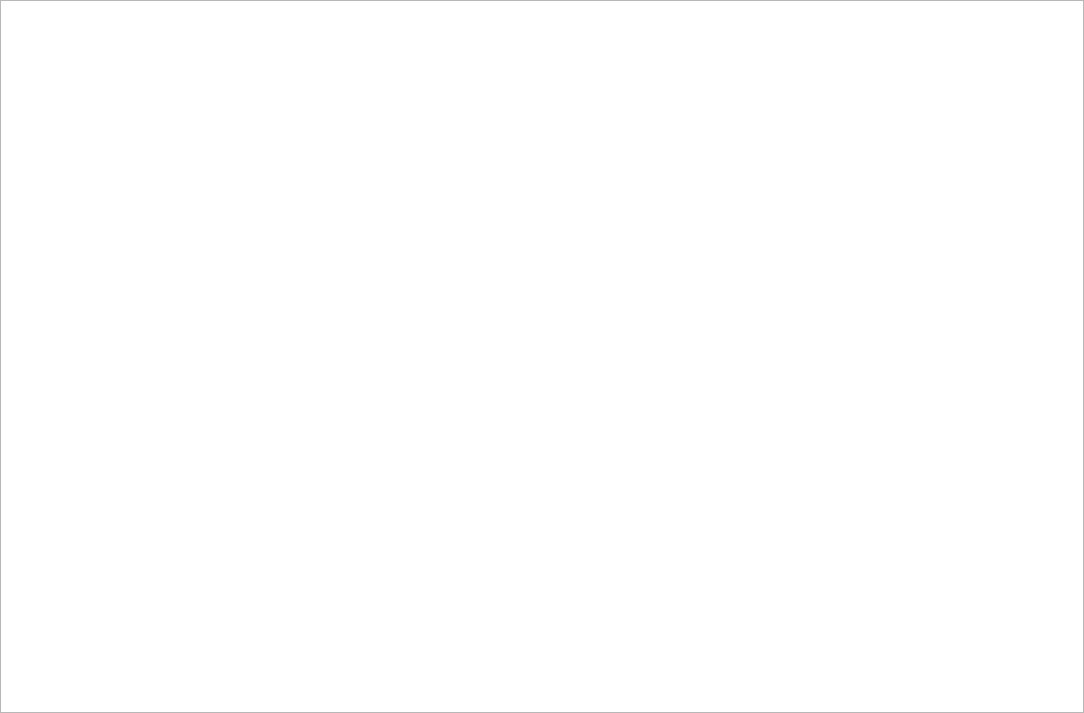
First picture: the form in Src/MatisseServer/ui/ExpertFormWidget.ui, repository IfremerUnderwater/Matisse, before the edit.
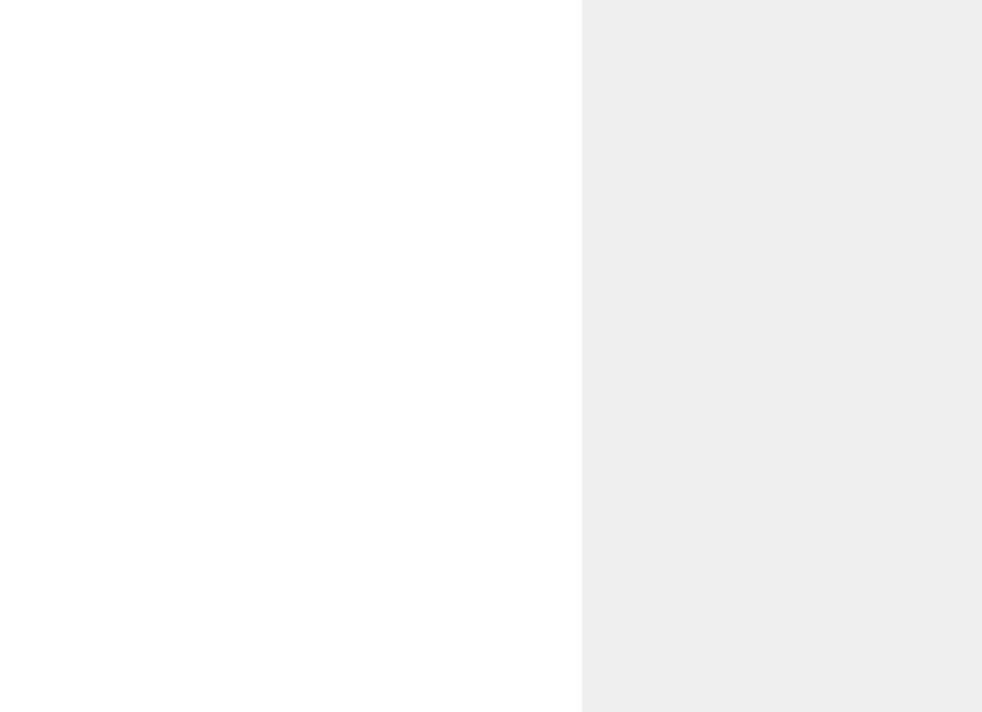
Second picture: the form after the edit.

The edit to the form file:
```diff
--- a/Src/MatisseServer/ui/ExpertFormWidget.ui
+++ b/Src/MatisseServer/ui/ExpertFormWidget.ui
@@ -6,16 +6,22 @@
    <rect>
     <x>0</x>
     <y>0</y>
-    <width>1084</width>
-    <height>713</height>
+    <width>982</width>
+    <height>712</height>
    </rect>
   </property>
   <property name="sizePolicy">
    <sizepolicy hsizetype="Expanding" vsizetype="Expanding">
-    <horstretch>4</horstretch>
+    <horstretch>0</horstretch>
     <verstretch>0</verstretch>
    </sizepolicy>
   </property>
+  <property name="minimumSize">
+   <size>
+    <width>580</width>
+    <height>710</height>
+   </size>
+  </property>
   <property name="sizeIncrement">
    <size>
     <width>0</width>
@@ -45,24 +51,22 @@
     <number>0</number>
    </property>
    <item row="0" column="0">
-    <widget class="QSplitter" name="splitter_2">
-     <property name="orientation">
-      <enum>Qt::Horizontal</enum>
-     </property>
-     <widget class="QWidget" name="verticalLayoutWidget">
-      <layout class="QVBoxLayout" name="verticalLayout_2">
+    <layout class="QHBoxLayout" name="horizontalLayout_2">
        <property name="spacing">
         <number>0</number>
        </property>
-       <property name="topMargin">
-        <number>0</number>
-       </property>
        <item>
         <widget class="QGraphicsView" name="_GRW_assembly">
+       <property name="sizePolicy">
+        <sizepolicy hsizetype="Expanding" vsizetype="Expanding">
+         <horstretch>0</horstretch>
+         <verstretch>0</verstretch>
+        </sizepolicy>
+       </property>
          <property name="minimumSize">
           <size>
-           <width>400</width>
-           <height>400</height>
+         <width>580</width>
+         <height>710</height>
           </size>
          </property>
          <property name="cursor" stdset="0">
@@ -72,10 +76,13 @@
           <bool>true</bool>
          </property>
          <property name="frameShape">
-          <enum>QFrame::StyledPanel</enum>
+        <enum>QFrame::NoFrame</enum>
          </property>
          <property name="lineWidth">
-          <number>1</number>
+        <number>0</number>
+       </property>
+       <property name="verticalScrollBarPolicy">
+        <enum>Qt::ScrollBarAsNeeded</enum>
          </property>
          <property name="horizontalScrollBarPolicy">
           <enum>Qt::ScrollBarAsNeeded</enum>
@@ -102,9 +109,60 @@
          </property>
         </widget>
        </item>
-      </layout>
-     </widget>
-    </widget>
+     <item>
+      <widget class="QScrollArea" name="_SCA_assemblyParametersDock">
+       <property name="sizePolicy">
+        <sizepolicy hsizetype="Fixed" vsizetype="Expanding">
+         <horstretch>0</horstretch>
+         <verstretch>0</verstretch>
+        </sizepolicy>
+       </property>
+       <property name="minimumSize">
+        <size>
+         <width>400</width>
+         <height>0</height>
+        </size>
+       </property>
+       <property name="maximumSize">
+        <size>
+         <width>400</width>
+         <height>16777215</height>
+        </size>
+       </property>
+       <property name="frameShape">
+        <enum>QFrame::NoFrame</enum>
+       </property>
+       <property name="lineWidth">
+        <number>0</number>
+       </property>
+       <property name="verticalScrollBarPolicy">
+        <enum>Qt::ScrollBarAsNeeded</enum>
+       </property>
+       <property name="horizontalScrollBarPolicy">
+        <enum>Qt::ScrollBarAsNeeded</enum>
+       </property>
+       <property name="widgetResizable">
+        <bool>true</bool>
+       </property>
+       <widget class="QWidget" name="scrollAreaWidgetContents_5">
+        <property name="geometry">
+         <rect>
+          <x>0</x>
+          <y>0</y>
+          <width>400</width>
+          <height>710</height>
+         </rect>
+        </property>
+        <property name="sizePolicy">
+         <sizepolicy hsizetype="Expanding" vsizetype="Expanding">
+          <horstretch>0</horstretch>
+          <verstretch>0</verstretch>
+         </sizepolicy>
+        </property>
+       </widget>
+      </widget>
+     </item>
+    </layout>
    </item>
   </layout>
  </widget>
```
Left out of the diff: 2 changed lines with no effect on the pictures. Lines whose indentation alone changed are shown as unchanged.
